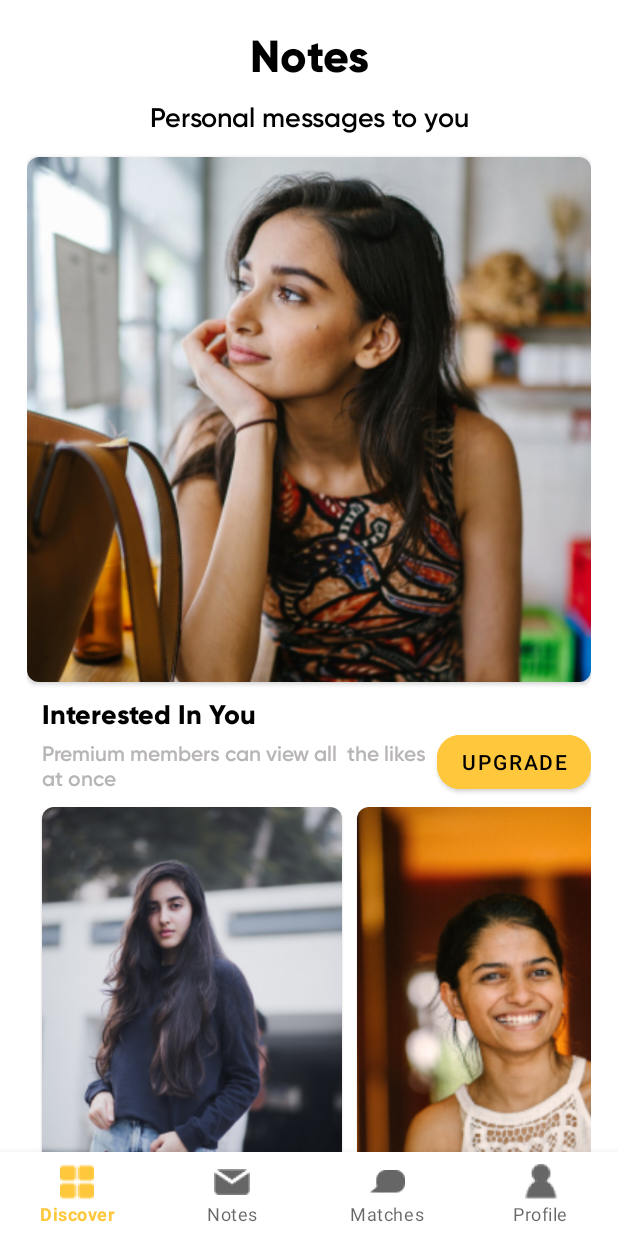
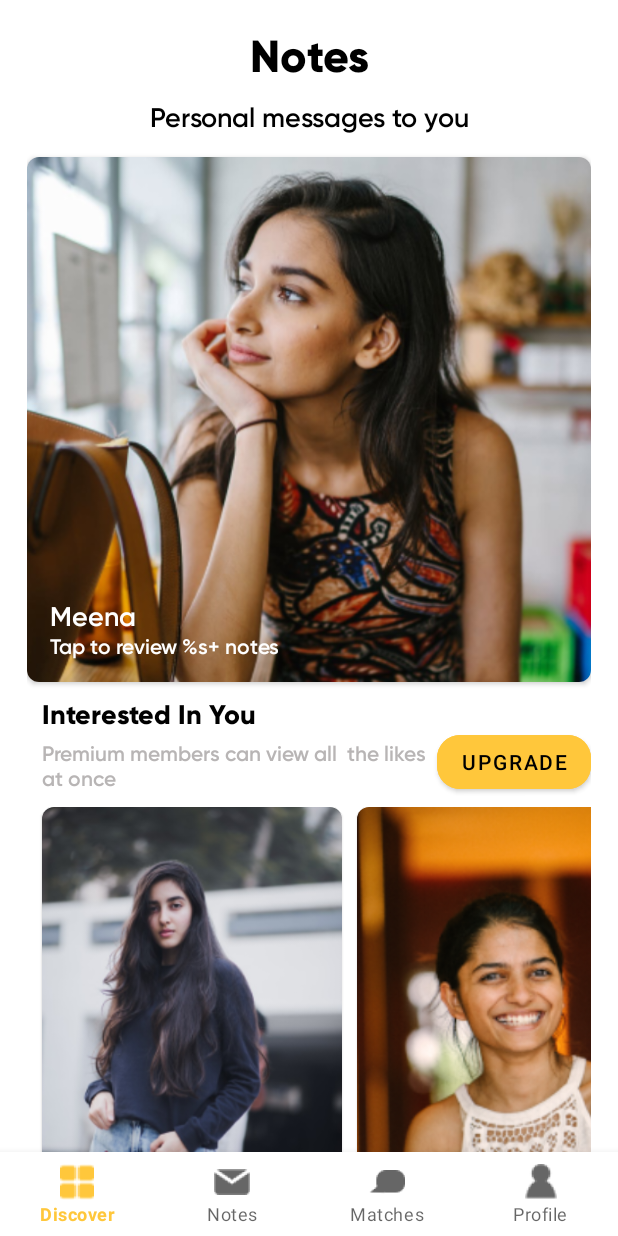
Before and after one commit to dinesh-thiyagarajan/Dating-App, an Android app: the DiscoverFragment screen opened through its navigation route, on a phone screen of 412 x 824 dp. Run offline under Robolectric (Android 15) with nearby library versions, the phone set to English and light mode, and no system bars; our stand-ins replace Dagger/Hilt's generated code, navigation-ui.

```diff
--- a/app/src/main/java/com/dineshworkspace/datingapp/LandingActivity.kt
+++ b/app/src/main/java/com/dineshworkspace/datingapp/LandingActivity.kt
@@ -7,7 +7,6 @@ import androidx.navigation.NavController
 import androidx.navigation.Navigation
 import androidx.navigation.ui.NavigationUI
 import com.dineshworkspace.datingapp.helpers.AppConstants
-import com.dineshworkspace.datingapp.helpers.SharedPrefHelper
 import dagger.hilt.android.AndroidEntryPoint
 import kotlinx.android.synthetic.main.activity_main.*
 
@@ -41,4 +40,10 @@ class LandingActivity : AppCompatActivity() {
             it.visibility = bottomNavVisibility
         }
     }
+
+    override fun onBackPressed() {
+        if (navController.popBackStack().not()) {
+            finish()
+        }
+    }
 }
--- a/app/src/main/res/layout/fragment_discover.xml
+++ b/app/src/main/res/layout/fragment_discover.xml
@@ -62,7 +62,7 @@
                     app:layout_constraintStart_toStartOf="parent"
                     app:layout_constraintTop_toTopOf="parent"
                     app:layout_constraintVertical_bias="0.9"
-                    tools:text="@tools:sample/first_names" />
+                    android:text="Meena" />
 
                 <TextView
                     android:id="@+id/tv_tap_to_review"
@@ -72,7 +72,7 @@
                     android:layout_marginStart="15dp"
                     app:layout_constraintStart_toStartOf="parent"
                     app:layout_constraintTop_toBottomOf="@id/tv_profile_name"
-                    tools:text="@string/tap_to_review" />
+                    android:text="@string/tap_to_review" />
 
             </androidx.constraintlayout.widget.ConstraintLayout>
         </androidx.cardview.widget.CardView>
--- a/app/src/main/res/navigation/nav_graph.xml
+++ b/app/src/main/res/navigation/nav_graph.xml
@@ -43,6 +43,9 @@
         android:name="com.dineshworkspace.datingapp.phoneVerification.ui.OTPVerificationFragment"
         android:label="OTPVerificationFragment" >
         <action
+            app:launchSingleTop="true"
+            app:popUpTo="@+id/nav_graph"
+            app:popUpToInclusive="true"
             android:id="@+id/action_OTPVerificationFragment_to_discoverFragment"
             app:destination="@id/discoverFragment" />
     </fragment>
```
